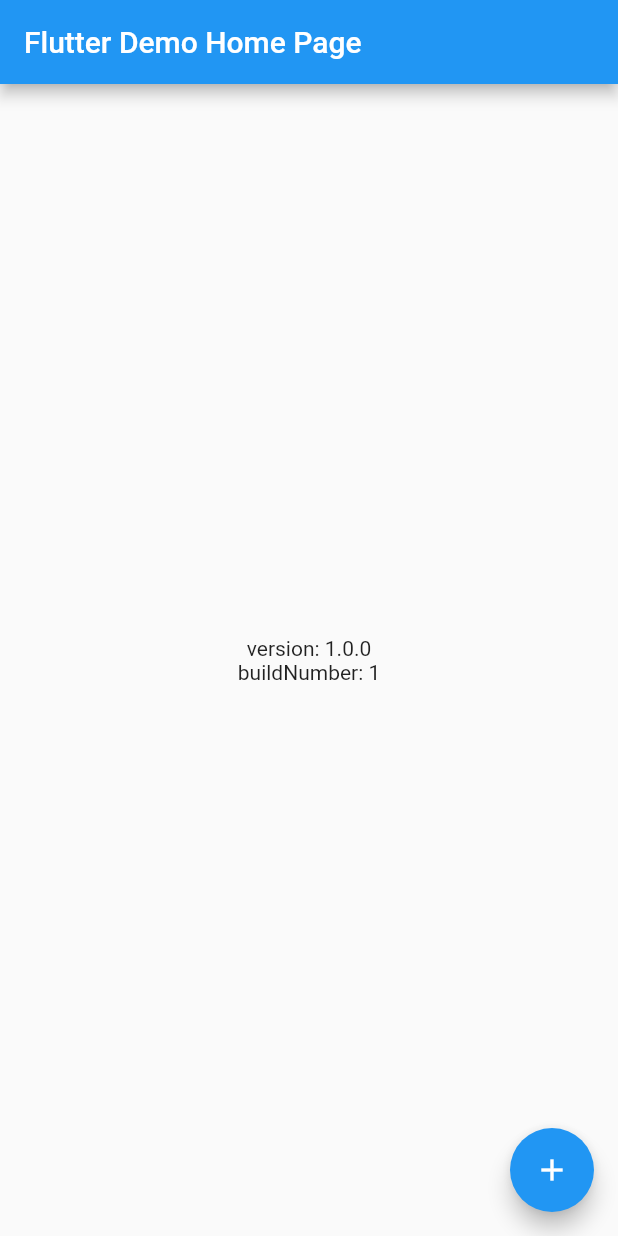
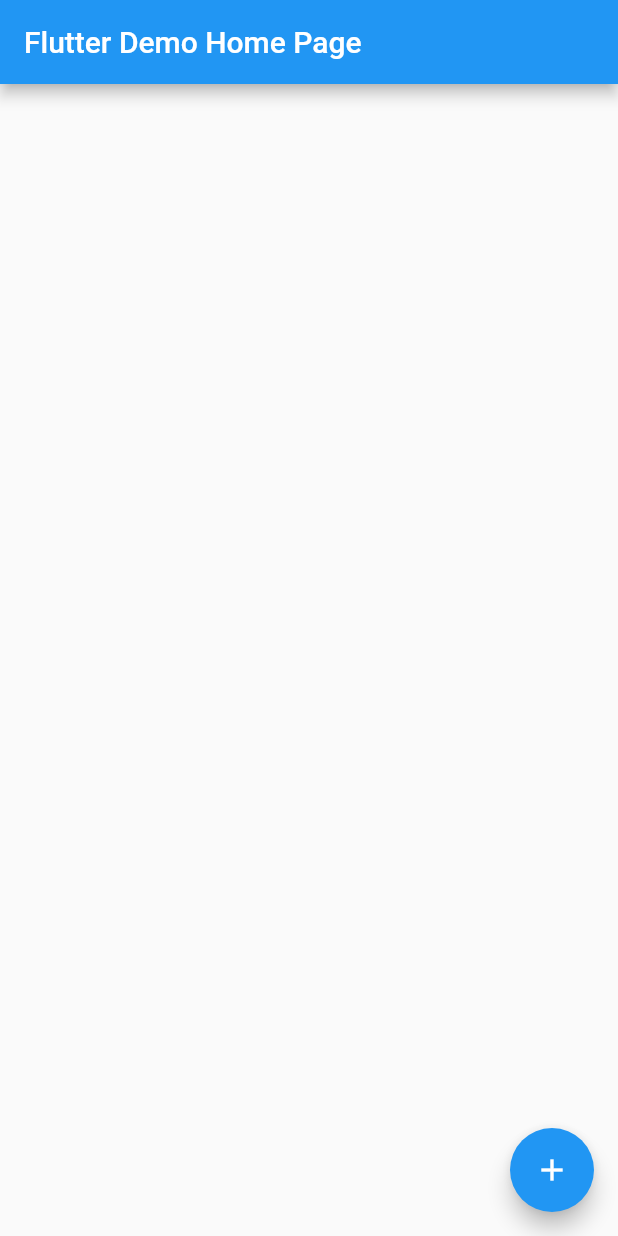
Before and after one commit to hellohejinyu/flutter_ios_bundle_version_missed, a Flutter app: the screen it shows after launch, after a tap on the "add" icon, on a phone screen of 412 x 824 dp. Run offline on Flutter 3.47's test engine with Material 2 defaults, Android fonts, the phone set to English and light mode, and no system bars.

```diff
--- a/lib/main.dart
+++ b/lib/main.dart
@@ -1,5 +1,4 @@
 import 'package:flutter/material.dart';
-import 'package:package_info_plus/package_info_plus.dart';
 
 void main() {
   runApp(const MyApp());
@@ -49,20 +48,6 @@ class MyHomePage extends StatefulWidget {
 }
 
 class _MyHomePageState extends State<MyHomePage> {
-  PackageInfo? packageInfo;
-
-  int _counter = 0;
-
-  @override
-  void initState() {
-    super.initState();
-    PackageInfo.fromPlatform().then((value) {
-      setState(() {
-        packageInfo = value;
-      });
-    });
-  }
-
   void _incrementCounter() {
     setState(() {
       // This call to setState tells the Flutter framework that something has
@@ -70,7 +55,6 @@ class _MyHomePageState extends State<MyHomePage> {
       // so that the display can reflect the updated values. If we changed
       // _counter without calling setState(), then the build method would not be
       // called again, and so nothing would appear to happen.
-      _counter++;
     });
   }
 
@@ -107,14 +91,7 @@ class _MyHomePageState extends State<MyHomePage> {
           // axis because Columns are vertical (the cross axis would be
           // horizontal).
           mainAxisAlignment: MainAxisAlignment.center,
-          children: <Widget>[
-            Text(
-              'version: ${packageInfo?.version}',
-            ),
-            Text(
-              'buildNumber: ${packageInfo?.buildNumber}',
-            ),
-          ],
+          children: const <Widget>[],
         ),
       ),
       floatingActionButton: FloatingActionButton(
```
Also changed, not shown: 2 other files.
